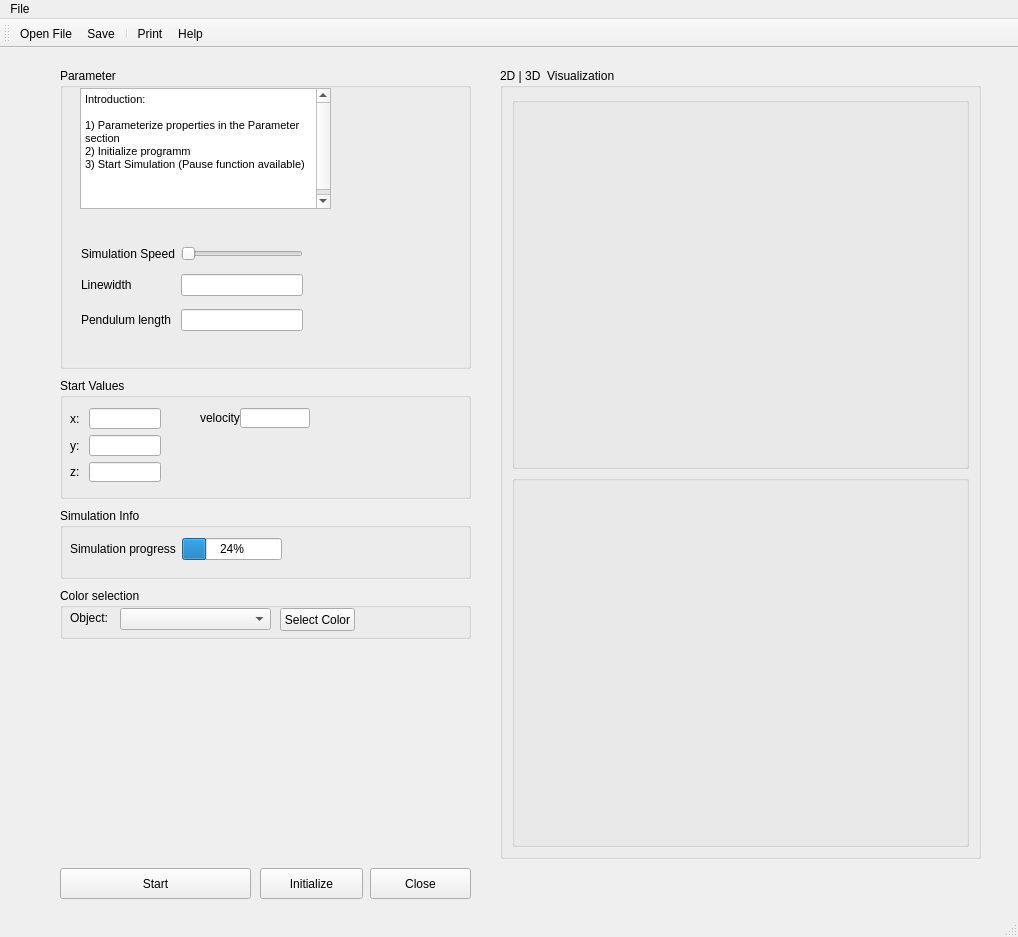
Old version of the form PendulumPainter.ui in the repository rob-nil/PendulumPainter.
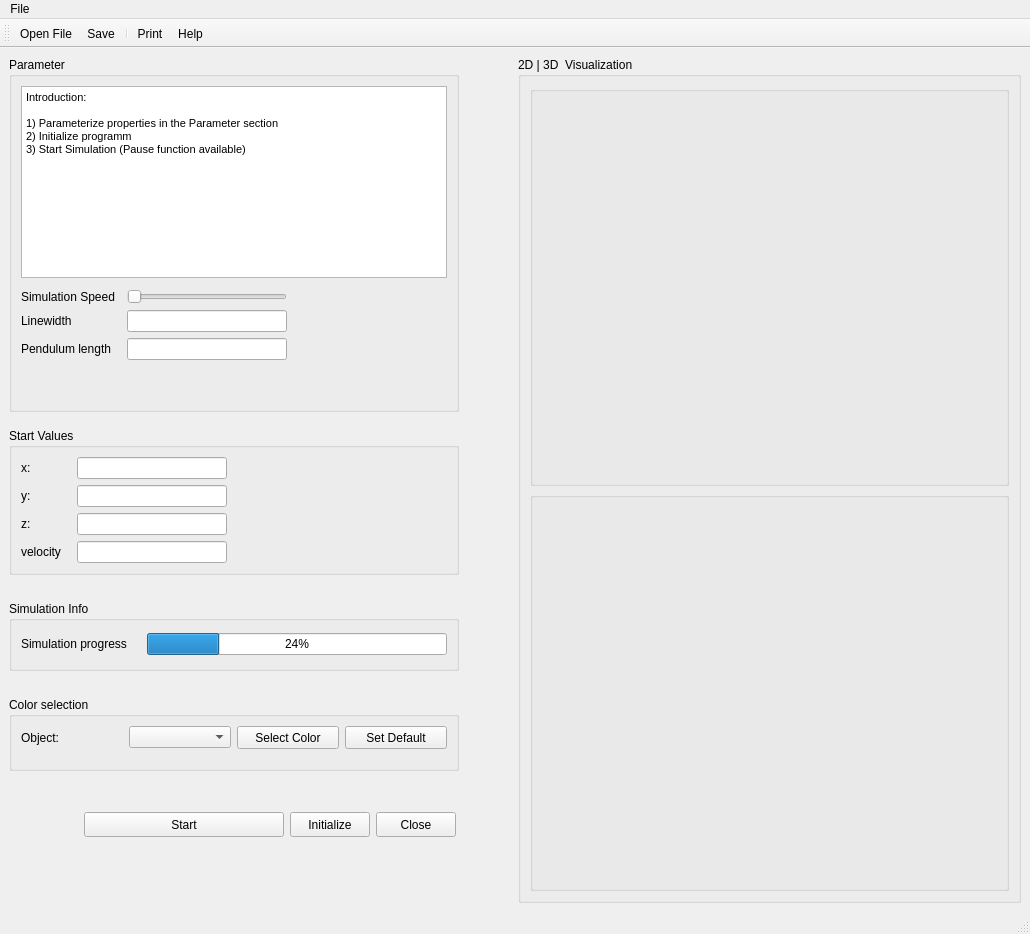
New version of the form. Icons and pictures are not drawn. Custom widgets are drawn as their Qt base class.

What changed in the file:
```diff
--- a/PendulumPainter.ui
+++ b/PendulumPainter.ui
@@ -6,10 +6,16 @@
    <rect>
     <x>0</x>
     <y>0</y>
-    <width>1018</width>
-    <height>937</height>
+    <width>1030</width>
+    <height>934</height>
    </rect>
   </property>
+  <property name="minimumSize">
+   <size>
+    <width>0</width>
+    <height>0</height>
+   </size>
+  </property>
   <property name="windowTitle">
    <string>PendulumPainter</string>
   </property>
@@ -24,185 +30,62 @@
    </size>
   </property>
   <widget class="QWidget" name="centralwidget">
-   <widget class="QPushButton" name="pushButtonClose">
-    <property name="geometry">
-     <rect>
-      <x>370</x>
-      <y>820</y>
-      <width>101</width>
-      <height>31</height>
-     </rect>
-    </property>
-    <property name="text">
-     <string>Close</string>
-    </property>
-   </widget>
-   <widget class="QPushButton" name="pushButtonSim">
-    <property name="geometry">
-     <rect>
-      <x>60</x>
-      <y>820</y>
-      <width>191</width>
-      <height>31</height>
-     </rect>
-    </property>
-    <property name="text">
-     <string>Start</string>
-    </property>
-   </widget>
-   <widget class="QPushButton" name="pushButtonInitialize">
-    <property name="geometry">
-     <rect>
-      <x>260</x>
-      <y>820</y>
-      <width>103</width>
-      <height>31</height>
-     </rect>
-    </property>
-    <property name="text">
-     <string>Initialize</string>
-    </property>
-   </widget>
-   <widget class="QGroupBox" name="groupBox">
-    <property name="geometry">
-     <rect>
-      <x>500</x>
-      <y>20</y>
-      <width>481</width>
-      <height>791</height>
-     </rect>
-    </property>
-    <property name="title">
-     <string>2D | 3D  Visualization</string>
-    </property>
-    <layout class="QGridLayout" name="gridLayout">
-     <item row="0" column="0">
-      <widget class="QGroupBox" name="groupBoxGraph">
-       <property name="sizePolicy">
-        <sizepolicy hsizetype="Expanding" vsizetype="Expanding">
-         <horstretch>1</horstretch>
-         <verstretch>1</verstretch>
-        </sizepolicy>
-       </property>
-       <property name="title">
-        <string/>
-       </property>
-       <layout class="QVBoxLayout">
-        <property name="spacing">
-         <number>0</number>
+   <layout class="QHBoxLayout" name="horizontalLayout_3">
+    <item>
+     <layout class="QVBoxLayout" name="verticalLayout_4">
+      <property name="sizeConstraint">
+       <enum>QLayout::SetDefaultConstraint</enum>
+      </property>
+      <item>
+       <layout class="QVBoxLayout" name="verticalLayout_2">
+        <property name="sizeConstraint">
+         <enum>QLayout::SetDefaultConstraint</enum>
         </property>
-        <property name="leftMargin">
-         <number>0</number>
-        </property>
-        <property name="topMargin">
-         <number>0</number>
-        </property>
-        <property name="rightMargin">
-         <number>0</number>
-        </property>
-        <property name="bottomMargin">
-         <number>0</number>
-        </property>
         <item>
-         <widget class="QSplitter" name="splitter">
-          <property name="orientation">
-           <enum>Qt::Horizontal</enum>
+         <widget class="QGroupBox" name="groupBox_2">
+          <property name="sizePolicy">
+           <sizepolicy hsizetype="Preferred" vsizetype="Fixed">
+            <horstretch>0</horstretch>
+            <verstretch>0</verstretch>
+           </sizepolicy>
           </property>
-          <widget class="QVTKOpenGLStereoWidget" name="qvtkWidget3D" native="true">
-           <property name="sizePolicy">
-            <sizepolicy hsizetype="Expanding" vsizetype="Expanding">
-             <horstretch>1</horstretch>
-             <verstretch>1</verstretch>
-            </sizepolicy>
-           </property>
-           <property name="minimumSize">
-            <size>
-             <width>300</width>
-             <height>300</height>
-            </size>
-           </property>
-          </widget>
-         </widget>
-        </item>
-       </layout>
-      </widget>
-     </item>
-     <item row="1" column="0">
-      <widget class="QGroupBox" name="groupBoxGraph_2">
-       <property name="sizePolicy">
-        <sizepolicy hsizetype="Expanding" vsizetype="Expanding">
-         <horstretch>1</horstretch>
-         <verstretch>1</verstretch>
-        </sizepolicy>
-       </property>
-       <property name="title">
-        <string/>
-       </property>
-       <layout class="QVBoxLayout" name="_2">
-        <property name="spacing">
-         <number>0</number>
-        </property>
-        <property name="leftMargin">
-         <number>0</number>
-        </property>
-        <property name="topMargin">
-         <number>0</number>
-        </property>
-        <property name="rightMargin">
-         <number>0</number>
-        </property>
-        <property name="bottomMargin">
-         <number>0</number>
-        </property>
-        <item>
-         <widget class="QSplitter" name="splitter_2">
-          <property name="orientation">
-           <enum>Qt::Horizontal</enum>
+          <property name="minimumSize">
+           <size>
+            <width>0</width>
+            <height>200</height>
+           </size>
           </property>
-          <widget class="QVTKOpenGLStereoWidget" name="qvtkWidget2D" native="true">
-           <property name="sizePolicy">
-            <sizepolicy hsizetype="Expanding" vsizetype="Expanding">
-             <horstretch>1</horstretch>
-             <verstretch>1</verstretch>
-            </sizepolicy>
-           </property>
-           <property name="minimumSize">
-            <size>
-             <width>300</width>
-             <height>300</height>
-            </size>
-           </property>
-          </widget>
-         </widget>
-        </item>
-       </layout>
-      </widget>
-     </item>
-    </layout>
-   </widget>
-   <widget class="QGroupBox" name="groupBox_2">
-    <property name="geometry">
-     <rect>
-      <x>60</x>
-      <y>20</y>
-      <width>411</width>
-      <height>301</height>
-     </rect>
-    </property>
-    <property name="title">
-     <string>Parameter </string>
-    </property>
-    <widget class="QTextBrowser" name="textBrowser_Info">
-     <property name="geometry">
-      <rect>
-       <x>20</x>
-       <y>20</y>
-       <width>251</width>
-       <height>121</height>
-      </rect>
-     </property>
-     <property name="html">
-      <string>&lt;!DOCTYPE HTML PUBLIC &quot;-//W3C//DTD HTML 4.0//EN&quot; &quot;http://www.w3.org/TR/REC-html40/strict.dtd&quot;&gt;
+          <property name="maximumSize">
+           <size>
+            <width>450</width>
+            <height>16777215</height>
+           </size>
+          </property>
+          <property name="title">
+           <string>Parameter </string>
+          </property>
+          <property name="alignment">
+           <set>Qt::AlignLeading|Qt::AlignLeft|Qt::AlignTop</set>
+          </property>
+          <layout class="QVBoxLayout" name="verticalLayout_3">
+           <item>
+            <layout class="QVBoxLayout" name="verticalLayout">
+             <item>
+              <widget class="QTextBrowser" name="textBrowser_Info">
+               <property name="minimumSize">
+                <size>
+                 <width>0</width>
+                 <height>150</height>
+                </size>
+               </property>
+               <property name="maximumSize">
+                <size>
+                 <width>16777215</width>
+                 <height>200</height>
+                </size>
+               </property>
+               <property name="html">
+                <string>&lt;!DOCTYPE HTML PUBLIC &quot;-//W3C//DTD HTML 4.0//EN&quot; &quot;http://www.w3.org/TR/REC-html40/strict.dtd&quot;&gt;
 &lt;html&gt;&lt;head&gt;&lt;meta name=&quot;qrichtext&quot; content=&quot;1&quot; /&gt;&lt;style type=&quot;text/css&quot;&gt;
 p, li { white-space: pre-wrap; }
 &lt;/style&gt;&lt;/head&gt;&lt;body style=&quot; font-family:'MS Shell Dlg 2'; font-size:8.25pt; font-weight:400; font-style:normal;&quot;&gt;
@@ -214,236 +97,791 @@
 &lt;p style=&quot;-qt-paragraph-type:empty; margin-top:0px; margin-bottom:0px; margin-left:0px; margin-right:0px; -qt-block-indent:0; text-indent:0px;&quot;&gt;&lt;br /&gt;&lt;/p&gt;
 &lt;p style=&quot;-qt-paragraph-type:empty; margin-top:0px; margin-bottom:0px; margin-left:0px; margin-right:0px; -qt-block-indent:0; text-indent:0px;&quot;&gt;&lt;br /&gt;&lt;/p&gt;
 &lt;p style=&quot;-qt-paragraph-type:empty; margin-top:0px; margin-bottom:0px; margin-left:0px; margin-right:0px; -qt-block-indent:0; text-indent:0px;&quot;&gt;&lt;br /&gt;&lt;/p&gt;&lt;/body&gt;&lt;/html&gt;</string>
-     </property>
-    </widget>
-    <widget class="QWidget" name="layoutWidget">
-     <property name="geometry">
-      <rect>
-       <x>21</x>
-       <y>171</y>
-       <width>222</width>
-       <height>102</height>
-      </rect>
-     </property>
-     <layout class="QGridLayout" name="gridLayout_4">
-      <item row="0" column="0">
-       <widget class="QLabel" name="label">
-        <property name="text">
-         <string>Simulation Speed</string>
-        </property>
-       </widget>
+               </property>
+              </widget>
+             </item>
+             <item>
+              <spacer name="verticalSpacer_7">
+               <property name="orientation">
+                <enum>Qt::Vertical</enum>
+               </property>
+               <property name="sizeType">
+                <enum>QSizePolicy::Minimum</enum>
+               </property>
+               <property name="sizeHint" stdset="0">
+                <size>
+                 <width>20</width>
+                 <height>5</height>
+                </size>
+               </property>
+              </spacer>
+             </item>
+             <item>
+              <layout class="QGridLayout" name="gridLayout_4">
+               <item row="1" column="0">
+                <widget class="QLabel" name="label_2">
+                 <property name="maximumSize">
+                  <size>
+                   <width>150</width>
+                   <height>16777215</height>
+                  </size>
+                 </property>
+                 <property name="text">
+                  <string>Linewidth</string>
+                 </property>
+                </widget>
+               </item>
+               <item row="1" column="1">
+                <widget class="QLineEdit" name="lineEditLineWidth">
+                 <property name="minimumSize">
+                  <size>
+                   <width>150</width>
+                   <height>0</height>
+                  </size>
+                 </property>
+                 <property name="maximumSize">
+                  <size>
+                   <width>200</width>
+                   <height>16777215</height>
+                  </size>
+                 </property>
+                 <property name="text">
+                  <string/>
+                 </property>
+                </widget>
+               </item>
+               <item row="0" column="0">
+                <widget class="QLabel" name="label">
+                 <property name="minimumSize">
+                  <size>
+                   <width>100</width>
+                   <height>0</height>
+                  </size>
+                 </property>
+                 <property name="maximumSize">
+                  <size>
+                   <width>150</width>
+                   <height>16777215</height>
+                  </size>
+                 </property>
+                 <property name="text">
+                  <string>Simulation Speed</string>
+                 </property>
+                </widget>
+               </item>
+               <item row="2" column="1">
+                <widget class="QLineEdit" name="lineEditPendulumLength">
+                 <property name="maximumSize">
+                  <size>
+                   <width>200</width>
+                   <height>16777215</height>
+                  </size>
+                 </property>
+                 <property name="text">
+                  <string/>
+                 </property>
+                </widget>
+               </item>
+               <item row="2" column="0">
+                <widget class="QLabel" name="label_7">
+                 <property name="maximumSize">
+                  <size>
+                   <width>150</width>
+                   <height>16777215</height>
+                  </size>
+                 </property>
+                 <property name="text">
+                  <string>Pendulum length</string>
+                 </property>
+                </widget>
+               </item>
+               <item row="0" column="1">
+                <widget class="QSlider" name="SliderSimSpeed">
+                 <property name="minimumSize">
+                  <size>
+                   <width>150</width>
+                   <height>0</height>
+                  </size>
+                 </property>
+                 <property name="maximumSize">
+                  <size>
+                   <width>200</width>
+                   <height>16777215</height>
+                  </size>
+                 </property>
+                 <property name="orientation">
+                  <enum>Qt::Horizontal</enum>
+                 </property>
+                </widget>
+               </item>
+               <item row="2" column="2">
+                <spacer name="horizontalSpacer_3">
+                 <property name="orientation">
+                  <enum>Qt::Horizontal</enum>
+                 </property>
+                 <property name="sizeHint" stdset="0">
+                  <size>
+                   <width>40</width>
+                   <height>20</height>
+                  </size>
+                 </property>
+                </spacer>
+               </item>
+              </layout>
+             </item>
+             <item>
+              <spacer name="verticalSpacer_2">
+               <property name="orientation">
+                <enum>Qt::Vertical</enum>
+               </property>
+               <property name="sizeHint" stdset="0">
+                <size>
+                 <width>20</width>
+                 <height>40</height>
+                </size>
+               </property>
+              </spacer>
+             </item>
+            </layout>
+           </item>
+          </layout>
+         </widget>
+        </item>
+        <item>
+         <spacer name="verticalSpacer_4">
+          <property name="orientation">
+           <enum>Qt::Vertical</enum>
+          </property>
+          <property name="sizeType">
+           <enum>QSizePolicy::Minimum</enum>
+          </property>
+          <property name="sizeHint" stdset="0">
+           <size>
+            <width>5</width>
+            <height>10</height>
+           </size>
+          </property>
+         </spacer>
+        </item>
+        <item>
+         <widget class="QGroupBox" name="groupBox_3">
+          <property name="sizePolicy">
+           <sizepolicy hsizetype="Preferred" vsizetype="Fixed">
+            <horstretch>0</horstretch>
+            <verstretch>0</verstretch>
+           </sizepolicy>
+          </property>
+          <property name="minimumSize">
+           <size>
+            <width>0</width>
+            <height>120</height>
+           </size>
+          </property>
+          <property name="maximumSize">
+           <size>
+            <width>450</width>
+            <height>16777215</height>
+           </size>
+          </property>
+          <property name="title">
+           <string>Start Values</string>
+          </property>
+          <layout class="QVBoxLayout" name="verticalLayout_5">
+           <item>
+            <layout class="QGridLayout" name="gridLayout_2">
+             <item row="4" column="2">
+              <widget class="QLineEdit" name="lineEditStart_v">
+               <property name="minimumSize">
+                <size>
+                 <width>100</width>
+                 <height>0</height>
+                </size>
+               </property>
+               <property name="maximumSize">
+                <size>
+                 <width>150</width>
+                 <height>16777215</height>
+                </size>
+               </property>
+              </widget>
+             </item>
+             <item row="2" column="0">
+              <widget class="QLabel" name="label_4">
+               <property name="maximumSize">
+                <size>
+                 <width>150</width>
+                 <height>16777215</height>
+                </size>
+               </property>
+               <property name="text">
+                <string>y: </string>
+               </property>
+              </widget>
+             </item>
+             <item row="3" column="2">
+              <widget class="QLineEdit" name="lineEditStart_z">
+               <property name="minimumSize">
+                <size>
+                 <width>100</width>
+                 <height>0</height>
+                </size>
+               </property>
+               <property name="maximumSize">
+                <size>
+                 <width>150</width>
+                 <height>16777215</height>
+                </size>
+               </property>
+              </widget>
+             </item>
+             <item row="3" column="0">
+              <widget class="QLabel" name="label_5">
+               <property name="maximumSize">
+                <size>
+                 <width>150</width>
+                 <height>16777215</height>
+                </size>
+               </property>
+               <property name="text">
+                <string>z: </string>
+               </property>
+              </widget>
+             </item>
+             <item row="4" column="0">
+              <widget class="QLabel" name="label_9">
+               <property name="minimumSize">
+                <size>
+                 <width>50</width>
+                 <height>0</height>
+                </size>
+               </property>
+               <property name="maximumSize">
+                <size>
+                 <width>150</width>
+                 <height>16777215</height>
+                </size>
+               </property>
+               <property name="text">
+                <string>velocity</string>
+               </property>
+              </widget>
+             </item>
+             <item row="0" column="2">
+              <widget class="QLineEdit" name="lineEditStart_x">
+               <property name="minimumSize">
+                <size>
+                 <width>100</width>
+                 <height>0</height>
+                </size>
+               </property>
+               <property name="maximumSize">
+                <size>
+                 <width>150</width>
+                 <height>16777215</height>
+                </size>
+               </property>
+              </widget>
+             </item>
+             <item row="0" column="0">
+              <widget class="QLabel" name="label_3">
+               <property name="minimumSize">
+                <size>
+                 <width>50</width>
+                 <height>0</height>
+                </size>
+               </property>
+               <property name="maximumSize">
+                <size>
+                 <width>150</width>
+                 <height>16777215</height>
+                </size>
+               </property>
+               <property name="text">
+                <string>x: </string>
+               </property>
+              </widget>
+             </item>
+             <item row="2" column="3">
+              <spacer name="horizontalSpacer_2">
+               <property name="orientation">
+                <enum>Qt::Horizontal</enum>
+               </property>
+               <property name="sizeHint" stdset="0">
+                <size>
+                 <width>40</width>
+                 <height>20</height>
+                </size>
+               </property>
+              </spacer>
+             </item>
+             <item row="2" column="2">
+              <widget class="QLineEdit" name="lineEditStart_y">
+               <property name="minimumSize">
+                <size>
+                 <width>100</width>
+                 <height>0</height>
+                </size>
+               </property>
+               <property name="maximumSize">
+                <size>
+                 <width>150</width>
+                 <height>16777215</height>
+                </size>
+               </property>
+              </widget>
+             </item>
+            </layout>
+           </item>
+          </layout>
+         </widget>
+        </item>
+        <item>
+         <spacer name="verticalSpacer_5">
+          <property name="orientation">
+           <enum>Qt::Vertical</enum>
+          </property>
+          <property name="sizeType">
+           <enum>QSizePolicy::Minimum</enum>
+          </property>
+          <property name="sizeHint" stdset="0">
+           <size>
+            <width>20</width>
+            <height>20</height>
+           </size>
+          </property>
+         </spacer>
+        </item>
+        <item>
+         <widget class="QGroupBox" name="groupBox_4">
+          <property name="sizePolicy">
+           <sizepolicy hsizetype="Preferred" vsizetype="Fixed">
+            <horstretch>0</horstretch>
+            <verstretch>0</verstretch>
+           </sizepolicy>
+          </property>
+          <property name="minimumSize">
+           <size>
+            <width>0</width>
+            <height>70</height>
+           </size>
+          </property>
+          <property name="maximumSize">
+           <size>
+            <width>450</width>
+            <height>16777215</height>
+           </size>
+          </property>
+          <property name="title">
+           <string>Simulation Info</string>
+          </property>
+          <layout class="QVBoxLayout" name="verticalLayout_6">
+           <item>
+            <layout class="QGridLayout" name="gridLayout_3">
+             <item row="0" column="0">
+              <widget class="QLabel" name="label_6">
+               <property name="minimumSize">
+                <size>
+                 <width>110</width>
+                 <height>0</height>
+                </size>
+               </property>
+               <property name="maximumSize">
+                <size>
+                 <width>150</width>
+                 <height>16777215</height>
+                </size>
+               </property>
+               <property name="text">
+                <string>Simulation progress</string>
+               </property>
+              </widget>
+             </item>
+             <item row="0" column="1">
+              <widget class="QProgressBar" name="progressBar">
+               <property name="minimumSize">
+                <size>
+                 <width>180</width>
+                 <height>0</height>
+                </size>
+               </property>
+               <property name="maximumSize">
+                <size>
+                 <width>300</width>
+                 <height>16777215</height>
+                </size>
+               </property>
+               <property name="value">
+                <number>24</number>
+               </property>
+              </widget>
+             </item>
+            </layout>
+           </item>
+          </layout>
+         </widget>
+        </item>
+        <item>
+         <spacer name="verticalSpacer_6">
+          <property name="orientation">
+           <enum>Qt::Vertical</enum>
+          </property>
+          <property name="sizeType">
+           <enum>QSizePolicy::Minimum</enum>
+          </property>
+          <property name="sizeHint" stdset="0">
+           <size>
+            <width>20</width>
+            <height>20</height>
+           </size>
+          </property>
+         </spacer>
+        </item>
+        <item>
+         <widget class="QGroupBox" name="groupBox_5">
+          <property name="sizePolicy">
+           <sizepolicy hsizetype="Preferred" vsizetype="Fixed">
+            <horstretch>0</horstretch>
+            <verstretch>0</verstretch>
+           </sizepolicy>
+          </property>
+          <property name="minimumSize">
+           <size>
+            <width>380</width>
+            <height>60</height>
+           </size>
+          </property>
+          <property name="maximumSize">
+           <size>
+            <width>450</width>
+            <height>16777215</height>
+           </size>
+          </property>
+          <property name="title">
+           <string>Color selection</string>
+          </property>
+          <layout class="QVBoxLayout" name="verticalLayout_7">
+           <item>
+            <layout class="QHBoxLayout" name="horizontalLayout">
+             <item>
+              <widget class="QLabel" name="label_10">
+               <property name="maximumSize">
+                <size>
+                 <width>150</width>
+                 <height>16777215</height>
+                </size>
+               </property>
+               <property name="text">
+                <string>Object:</string>
+               </property>
+              </widget>
+             </item>
+             <item>
+              <widget class="QComboBox" name="comboBox">
+               <property name="minimumSize">
+                <size>
+                 <width>100</width>
+                 <height>0</height>
+                </size>
+               </property>
+               <property name="maximumSize">
+                <size>
+                 <width>300</width>
+                 <height>16777215</height>
+                </size>
+               </property>
+              </widget>
+             </item>
+             <item>
+              <widget class="QPushButton" name="pushButton">
+               <property name="minimumSize">
+                <size>
+                 <width>75</width>
+                 <height>23</height>
+                </size>
+               </property>
+               <property name="maximumSize">
+                <size>
+                 <width>150</width>
+                 <height>16777215</height>
+                </size>
+               </property>
+               <property name="text">
+                <string>Select Color</string>
+               </property>
+              </widget>
+             </item>
+             <item>
+              <widget class="QPushButton" name="pushButton_2">
+               <property name="minimumSize">
+                <size>
+                 <width>75</width>
+                 <height>23</height>
+                </size>
+               </property>
+               <property name="maximumSize">
+                <size>
+                 <width>150</width>
+                 <height>16777215</height>
+                </size>
+               </property>
+               <property name="text">
+                <string>Set Default</string>
+               </property>
+              </widget>
+             </item>
+            </layout>
+           </item>
+           <item>
+            <spacer name="verticalSpacer_8">
+             <property name="orientation">
+              <enum>Qt::Vertical</enum>
+             </property>
+             <property name="sizeType">
+              <enum>QSizePolicy::Minimum</enum>
+             </property>
+             <property name="sizeHint" stdset="0">
+              <size>
+               <width>20</width>
+               <height>10</height>
+              </size>
+             </property>
+            </spacer>
+           </item>
+          </layout>
+         </widget>
+        </item>
+       </layout>
       </item>
-      <item row="1" column="1">
-       <widget class="QLineEdit" name="lineEditLineWidth">
-        <property name="text">
-         <string/>
-        </property>
-       </widget>
-      </item>
-      <item row="0" column="1">
-       <widget class="QSlider" name="SliderSimSpeed">
+      <item>
+       <spacer name="verticalSpacer_3">
         <property name="orientation">
-         <enum>Qt::Horizontal</enum>
+         <enum>Qt::Vertical</enum>
         </property>
-       </widget>
-      </item>
-      <item row="2" column="1">
-       <widget class="QLineEdit" name="lineEditPendulumLength">
-        <property name="text">
-         <string/>
+        <property name="sizeType">
+         <enum>QSizePolicy::Fixed</enum>
         </property>
-       </widget>
-      </item>
-      <item row="1" column="0">
-       <widget class="QLabel" name="label_2">
-        <property name="text">
-         <string>Linewidth</string>
+        <property name="sizeHint" stdset="0">
+         <size>
+          <width>20</width>
+          <height>35</height>
+         </size>
         </property>
-       </widget>
+       </spacer>
       </item>
-      <item row="2" column="0">
-       <widget class="QLabel" name="label_7">
-        <property name="text">
-         <string>Pendulum length</string>
+      <item>
+       <layout class="QHBoxLayout" name="horizontalLayout_2" stretch="0,0,0,0,0">
+        <property name="sizeConstraint">
+         <enum>QLayout::SetFixedSize</enum>
         </property>
-       </widget>
-      </item>
-     </layout>
-    </widget>
-   </widget>
-   <widget class="QGroupBox" name="groupBox_3">
-    <property name="geometry">
-     <rect>
-      <x>60</x>
-      <y>330</y>
-      <width>411</width>
-      <height>121</height>
-     </rect>
-    </property>
-    <property name="title">
-     <string>Start Values</string>
-    </property>
-    <widget class="QWidget" name="layoutWidget">
-     <property name="geometry">
-      <rect>
-       <x>10</x>
-       <y>30</y>
-       <width>91</width>
-       <height>74</height>
-      </rect>
-     </property>
-     <layout class="QGridLayout" name="gridLayout_2">
-      <item row="0" column="0">
-       <widget class="QLabel" name="label_3">
-        <property name="text">
-         <string>x: </string>
+        <property name="bottomMargin">
+         <number>0</number>
         </property>
-       </widget>
+        <item>
+         <spacer name="horizontalSpacer">
+          <property name="orientation">
+           <enum>Qt::Horizontal</enum>
+          </property>
+          <property name="sizeType">
+           <enum>QSizePolicy::Maximum</enum>
+          </property>
+          <property name="sizeHint" stdset="0">
+           <size>
+            <width>75</width>
+            <height>20</height>
+           </size>
+          </property>
+         </spacer>
+        </item>
+        <item>
+         <widget class="QPushButton" name="pushButtonSim">
+          <property name="sizePolicy">
+           <sizepolicy hsizetype="Minimum" vsizetype="Fixed">
+            <horstretch>0</horstretch>
+            <verstretch>0</verstretch>
+           </sizepolicy>
+          </property>
+          <property name="minimumSize">
+           <size>
+            <width>200</width>
+            <height>25</height>
+           </size>
+          </property>
+          <property name="maximumSize">
+           <size>
+            <width>250</width>
+            <height>16777215</height>
+           </size>
+          </property>
+          <property name="text">
+           <string>Start</string>
+          </property>
+         </widget>
+        </item>
+        <item>
+         <widget class="QPushButton" name="pushButtonInitialize">
+          <property name="minimumSize">
+           <size>
+            <width>0</width>
+            <height>25</height>
+           </size>
+          </property>
+          <property name="maximumSize">
+           <size>
+            <width>120</width>
+            <height>16777215</height>
+           </size>
+          </property>
+          <property name="text">
+           <string>Initialize</string>
+          </property>
+         </widget>
+        </item>
+        <item>
+         <widget class="QPushButton" name="pushButtonClose">
+          <property name="minimumSize">
+           <size>
+            <width>0</width>
+            <height>25</height>
+           </size>
+          </property>
+          <property name="maximumSize">
+           <size>
+            <width>120</width>
+            <height>16777215</height>
+           </size>
+          </property>
+          <property name="text">
+           <string>Close</string>
+          </property>
+         </widget>
+        </item>
+        <item>
+         <spacer name="horizontalSpacer_4">
+          <property name="orientation">
+           <enum>Qt::Horizontal</enum>
+          </property>
+          <property name="sizeHint" stdset="0">
+           <size>
+            <width>40</width>
+            <height>20</height>
+           </size>
+          </property>
+         </spacer>
+        </item>
+       </layout>
       </item>
-      <item row="0" column="1">
-       <widget class="QLineEdit" name="lineEditStart_x"/>
-      </item>
-      <item row="1" column="0">
-       <widget class="QLabel" name="label_4">
-        <property name="text">
-         <string>y: </string>
+      <item>
+       <spacer name="verticalSpacer">
+        <property name="orientation">
+         <enum>Qt::Vertical</enum>
         </property>
-       </widget>
-      </item>
-      <item row="1" column="1">
-       <widget class="QLineEdit" name="lineEditStart_y"/>
-      </item>
-      <item row="2" column="0">
-       <widget class="QLabel" name="label_5">
-        <property name="text">
-         <string>z: </string>
+        <property name="sizeHint" stdset="0">
+         <size>
+          <width>20</width>
+          <height>40</height>
+         </size>
         </property>
-       </widget>
+       </spacer>
       </item>
-      <item row="2" column="1">
-       <widget class="QLineEdit" name="lineEditStart_z"/>
-      </item>
      </layout>
-    </widget>
-    <widget class="QLabel" name="label_9">
-     <property name="geometry">
-      <rect>
-       <x>140</x>
-       <y>30</y>
-       <width>41</width>
-       <height>20</height>
-      </rect>
-     </property>
-     <property name="text">
-      <string>velocity</string>
-     </property>
-    </widget>
-    <widget class="QLineEdit" name="lineEditStart_v">
-     <property name="geometry">
-      <rect>
-       <x>180</x>
-       <y>30</y>
-       <width>70</width>
-       <height>20</height>
-      </rect>
-     </property>
-    </widget>
-   </widget>
-   <widget class="QGroupBox" name="groupBox_4">
-    <property name="geometry">
-     <rect>
-      <x>60</x>
-      <y>460</y>
-      <width>411</width>
-      <height>71</height>
-     </rect>
-    </property>
-    <property name="title">
-     <string>Simulation Info</string>
-    </property>
-    <widget class="QWidget" name="layoutWidget">
-     <property name="geometry">
-      <rect>
-       <x>10</x>
-       <y>30</y>
-       <width>212</width>
-       <height>23</height>
-      </rect>
-     </property>
-     <layout class="QGridLayout" name="gridLayout_3">
-      <item row="0" column="0">
-       <widget class="QLabel" name="label_6">
-        <property name="text">
-         <string>Simulation progress</string>
-        </property>
-       </widget>
-      </item>
-      <item row="0" column="1">
-       <widget class="QProgressBar" name="progressBar">
-        <property name="value">
-         <number>24</number>
-        </property>
-       </widget>
-      </item>
-     </layout>
-    </widget>
-   </widget>
-   <widget class="QGroupBox" name="groupBox_5">
-    <property name="geometry">
-     <rect>
-      <x>60</x>
-      <y>540</y>
-      <width>411</width>
-      <height>51</height>
-     </rect>
-    </property>
-    <property name="title">
-     <string>Color selection</string>
-    </property>
-    <widget class="QLabel" name="label_10">
-     <property name="geometry">
-      <rect>
-       <x>10</x>
-       <y>20</y>
-       <width>41</width>
-       <height>20</height>
-      </rect>
-     </property>
-     <property name="text">
-      <string>Object:</string>
-     </property>
-    </widget>
-    <widget class="QComboBox" name="comboBox">
-     <property name="geometry">
-      <rect>
-       <x>60</x>
-       <y>20</y>
-       <width>151</width>
-       <height>22</height>
-      </rect>
-     </property>
-    </widget>
-    <widget class="QPushButton" name="pushButton">
-     <property name="geometry">
-      <rect>
-       <x>220</x>
-       <y>20</y>
-       <width>75</width>
-       <height>23</height>
-      </rect>
-     </property>
-     <property name="text">
-      <string>Select Color</string>
-     </property>
-    </widget>
-   </widget>
+    </item>
+    <item>
+     <widget class="QGroupBox" name="groupBox">
+      <property name="title">
+       <string>2D | 3D  Visualization</string>
+      </property>
+      <layout class="QVBoxLayout" name="verticalLayout_8">
+       <item>
+        <widget class="QGroupBox" name="groupBoxGraph">
+         <property name="sizePolicy">
+          <sizepolicy hsizetype="Expanding" vsizetype="Expanding">
+           <horstretch>1</horstretch>
+           <verstretch>1</verstretch>
+          </sizepolicy>
+         </property>
+         <property name="minimumSize">
+          <size>
+           <width>310</width>
+           <height>310</height>
+          </size>
+         </property>
+         <property name="toolTip">
+          <string notr="true"/>
+         </property>
+         <property name="title">
+          <string/>
+         </property>
+         <property name="flat">
+          <bool>false</bool>
+         </property>
+         <layout class="QGridLayout" name="gridLayout_6">
+          <item row="0" column="0">
+           <widget class="QVTKOpenGLStereoWidget" name="qvtkWidget3D" native="true">
+            <property name="sizePolicy">
+             <sizepolicy hsizetype="Expanding" vsizetype="Expanding">
+              <horstretch>1</horstretch>
+              <verstretch>1</verstretch>
+             </sizepolicy>
+            </property>
+            <property name="minimumSize">
+             <size>
+              <width>260</width>
+              <height>260</height>
+             </size>
+            </property>
+           </widget>
+          </item>
+         </layout>
+        </widget>
+       </item>
+       <item>
+        <widget class="QGroupBox" name="groupBoxGraph_2">
+         <property name="sizePolicy">
+          <sizepolicy hsizetype="Expanding" vsizetype="Expanding">
+           <horstretch>1</horstretch>
+           <verstretch>1</verstretch>
+          </sizepolicy>
+         </property>
+         <property name="minimumSize">
+          <size>
+           <width>310</width>
+           <height>310</height>
+          </size>
+         </property>
+         <property name="title">
+          <string/>
+         </property>
+         <layout class="QGridLayout" name="gridLayout_5">
+          <item row="0" column="0">
+           <widget class="QVTKOpenGLStereoWidget" name="qvtkWidget2D" native="true">
+            <property name="sizePolicy">
+             <sizepolicy hsizetype="Expanding" vsizetype="Expanding">
+              <horstretch>1</horstretch>
+              <verstretch>1</verstretch>
+             </sizepolicy>
+            </property>
+            <property name="minimumSize">
+             <size>
+              <width>260</width>
+              <height>260</height>
+             </size>
+            </property>
+           </widget>
+          </item>
+         </layout>
+        </widget>
+       </item>
+      </layout>
+     </widget>
+    </item>
+   </layout>
   </widget>
   <widget class="QMenuBar" name="menubar">
    <property name="geometry">
     <rect>
      <x>0</x>
      <y>0</y>
-     <width>1018</width>
+     <width>1030</width>
      <height>22</height>
     </rect>
    </property>
```
